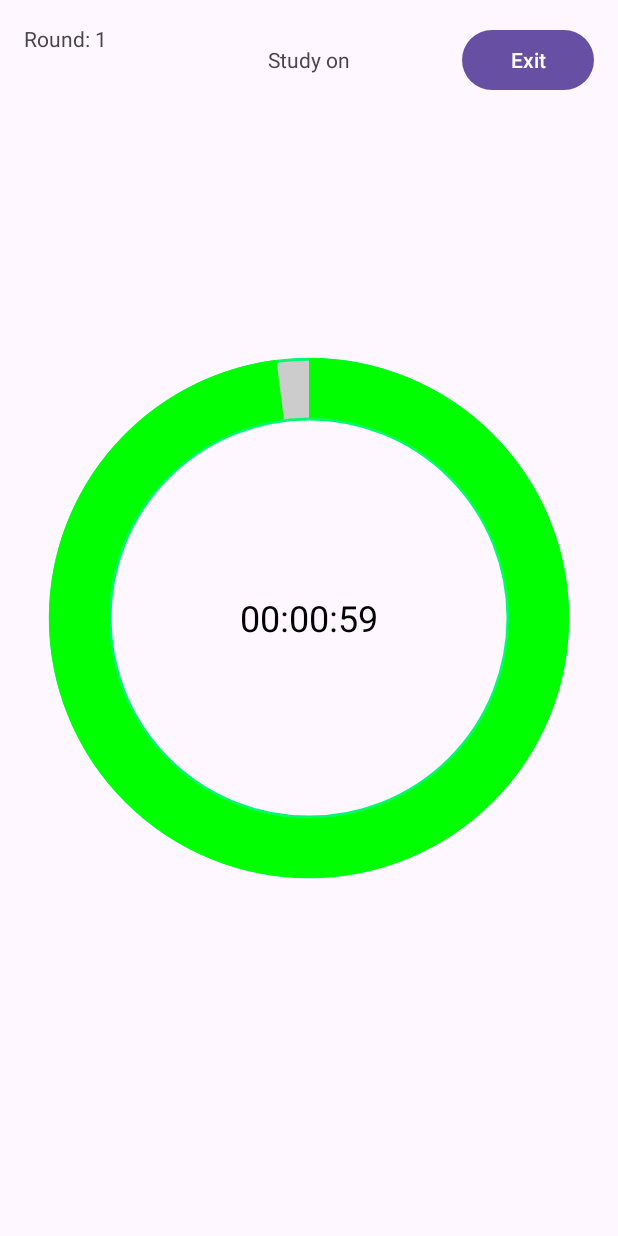
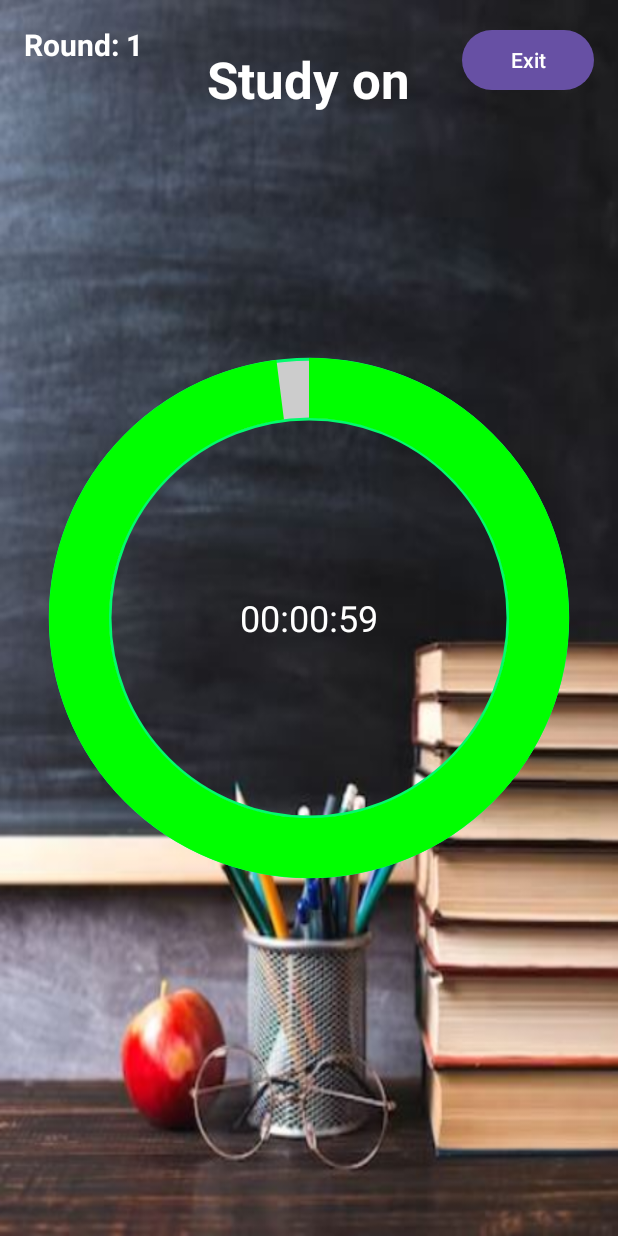
Before and after one commit to CS388-Fall-2023-Group-Project/PomodoroApp, an Android app: the screen it shows after launch (TimerActivity), after a tap on "START STUDYING", on a phone screen of 412 x 824 dp. Run offline under Robolectric (Android 15) with nearby library versions, the phone set to English and light mode, and no system bars; 3 other taps on this screen came first.

Commit message:
Adding backgrounds to yogaNstudytimer layouts

```diff
--- a/app/src/main/res/layout/study_timer.xml
+++ b/app/src/main/res/layout/study_timer.xml
@@ -3,31 +3,32 @@
     xmlns:tools="http://schemas.android.com/tools"
     xmlns:app="http://schemas.android.com/apk/res-auto"
     android:layout_width="match_parent"
-    android:layout_height="match_parent">
+    android:layout_height="match_parent"
+    android:background="@drawable/studyp">
 
     <ProgressBar
         android:id="@+id/progressbar"
+        style="?android:attr/progressBarStyleHorizontal"
         android:layout_width="400dp"
         android:layout_height="400dp"
-        style="?android:attr/progressBarStyleHorizontal"
-        android:progress="100"
-        android:max="100"
         android:layout_centerInParent="true"
         android:indeterminateOnly="false"
+        android:max="100"
+        android:progress="100"
+        android:progressDrawable="@drawable/circular_progress_bar"
         app:layout_constraintBottom_toBottomOf="parent"
         app:layout_constraintEnd_toEndOf="parent"
         app:layout_constraintStart_toStartOf="parent"
-        app:layout_constraintTop_toTopOf="parent"
-        android:progressDrawable="@drawable/circular_progress_bar" />
+        app:layout_constraintTop_toTopOf="parent" />
 
     <TextView
         android:id="@+id/studyOnTimerTV"
         android:layout_width="wrap_content"
         android:layout_height="wrap_content"
+        android:layout_centerInParent="true"
         android:text="00:00"
-        android:textSize="24sp"
-        android:textColor="#000000"
-        android:layout_centerInParent="true" />
+        android:textColor="#FFFFFF"
+        android:textSize="24sp" />
 
     <Button
         android:id="@+id/exitStudy"
@@ -46,16 +47,22 @@
         android:layout_height="wrap_content"
         android:layout_centerHorizontal="true"
         android:layout_marginTop="30dp"
-        android:text="Study on" />
+        android:text="Study on"
+        android:textColor="#FFFFFF"
+        android:textSize="34sp"
+        android:textStyle="bold" />
 
     <TextView
         android:id="@+id/roundCounterTV"
         android:layout_width="wrap_content"
         android:layout_height="wrap_content"
-        android:text="Round: "
         android:layout_alignParentStart="true"
         android:layout_alignParentTop="true"
         android:layout_marginStart="16dp"
-        android:layout_marginTop="16dp" />
+        android:layout_marginTop="16dp"
+        android:text="Round: "
+        android:textColor="#FFFFFF"
+        android:textSize="20sp"
+        android:textStyle="bold" />
 
 </RelativeLayout>
```
Also changed, not shown: app/src/main/res/layout/yoga_list.xml (+10 -10 lines), app/src/main/res/drawable/studyp.JPG (added), app/src/main/res/drawable/yogap2.JPG (added), 1 other file.
